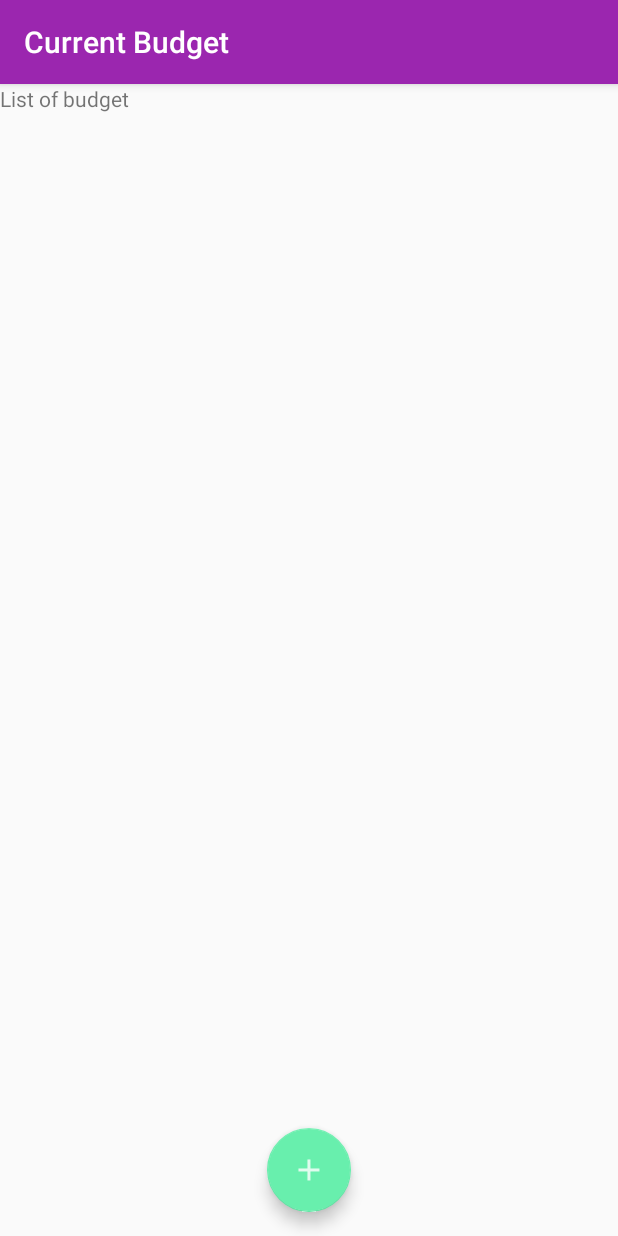
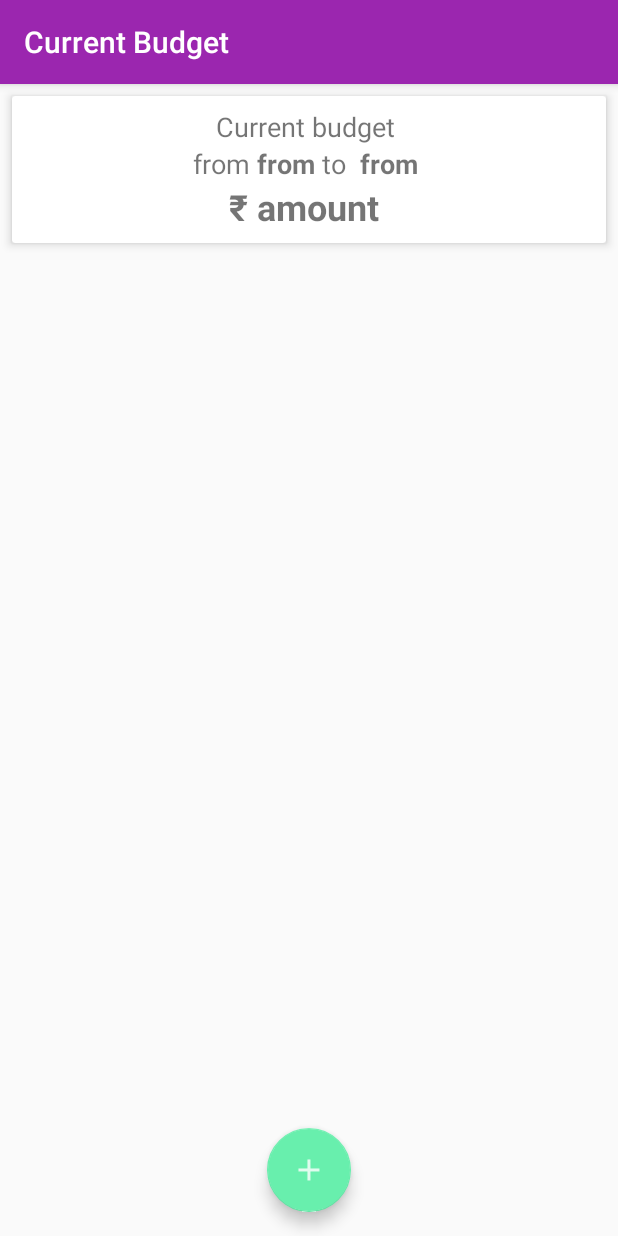
Before and after one commit to SuryaThiru/expensio-WINSEM18, an Android app: the BudgetList screen opened directly, with no data from a screen before it, on a phone screen of 412 x 824 dp. Run offline under Robolectric (Android 15) with nearby library versions, the light colour scheme and no system bars.

Commit message:
change button colours and text sizes

```diff
--- a/app/src/main/res/layout/activity_budget_list.xml
+++ b/app/src/main/res/layout/activity_budget_list.xml
@@ -4,10 +4,107 @@
     android:layout_width="match_parent"
     android:layout_height="match_parent">
 
-    <TextView
-        android:layout_width="wrap_content"
+    <android.support.v7.widget.CardView
+        android:layout_width="match_parent"
         android:layout_height="wrap_content"
-        android:text="List of budget"/>
+        android:layout_margin="8dp"
+        android:padding="16dp"
+        app:cardElevation="4dp">
+
+        <LinearLayout
+            android:layout_width="match_parent"
+            android:layout_height="wrap_content"
+            android:orientation="vertical"
+            android:padding="8dp">
+
+            <TextView
+                android:layout_width="wrap_content"
+                android:layout_height="wrap_content"
+                android:text="Current budget "
+                android:textSize="18sp"
+                android:layout_gravity="center"/>
+
+            <LinearLayout
+                android:layout_width="wrap_content"
+                android:layout_height="wrap_content"
+                android:orientation="horizontal"
+                android:layout_gravity="center">
+
+                <TextView
+                    android:layout_width="wrap_content"
+                    android:layout_height="wrap_content"
+                    android:text="from "
+                    android:textSize="18sp"
+                    android:layout_gravity="center"/>
+
+                <TextView
+                    android:id="@+id/from_date"
+                    android:layout_width="wrap_content"
+                    android:layout_height="wrap_content"
+                    android:text="from "
+                    android:textSize="18sp"
+                    android:textStyle="bold"
+                    android:layout_gravity="center"/>
+
+                <TextView
+                    android:layout_width="wrap_content"
+                    android:layout_height="wrap_content"
+                    android:text="to  "
+                    android:textSize="18sp"
+                    android:layout_gravity="center"/>
+
+                <TextView
+                    android:id="@+id/to_date"
+                    android:layout_width="wrap_content"
+                    android:layout_height="wrap_content"
+                    android:text="from "
+                    android:textSize="18sp"
+                    android:textStyle="bold"
+                    android:layout_gravity="center"/>
+            </LinearLayout>
+
+            <LinearLayout
+                android:layout_width="wrap_content"
+                android:layout_height="wrap_content"
+                android:orientation="horizontal"
+                android:layout_gravity="center">
+
+                <TextView
+                    android:layout_width="wrap_content"
+                    android:layout_height="wrap_content"
+                    android:text="₹ "
+                    android:textSize="24sp"
+                    android:textStyle="bold" />
+
+                <TextView
+                    android:id="@+id/week_budget"
+                    android:layout_width="wrap_content"
+                    android:layout_height="wrap_content"
+                    android:text="amount "
+                    android:textSize="24sp"
+                    android:textStyle="bold"
+                    android:layout_gravity="center"/>
+            </LinearLayout>
+
+
+        </LinearLayout>
+
+    </android.support.v7.widget.CardView>
+
+        <android.support.v7.widget.CardView
+            android:layout_width="match_parent"
+            android:layout_height="wrap_content"
+            android:layout_margin="8dp"
+            android:padding="16dp"
+            app:cardElevation="4dp"
+            >
+            <LinearLayout
+                android:layout_width="match_parent"
+                android:layout_height="wrap_content"></LinearLayout>
+
+
+        </android.support.v7.widget.CardView>
+
     <android.support.design.widget.FloatingActionButton
         android:id="@+id/fab_budget_list"
         android:layout_width="wrap_content"
--- a/app/src/main/res/values/dimens.xml
+++ b/app/src/main/res/values/dimens.xml
@@ -5,4 +5,5 @@
     <dimen name="nav_header_vertical_spacing">8dp</dimen>
     <dimen name="nav_header_height">176dp</dimen>
     <dimen name="fab_margin">16dp</dimen>
+
 </resources>
```
Also changed, not shown: app/src/main/res/layout/category_list_cell.xml (+19 -15 lines), app/src/main/res/layout/day_expense.xml (+27 -38 lines), app/src/main/res/layout/debts_and_loans_list_cell.xml (+8 -7 lines).
